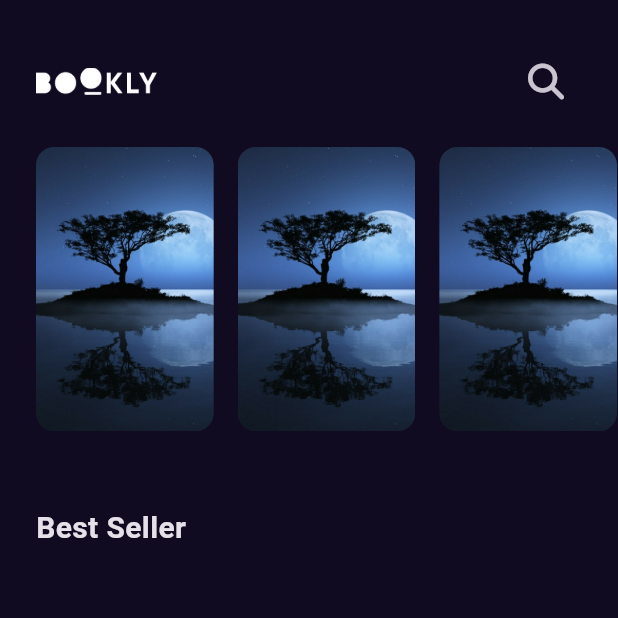
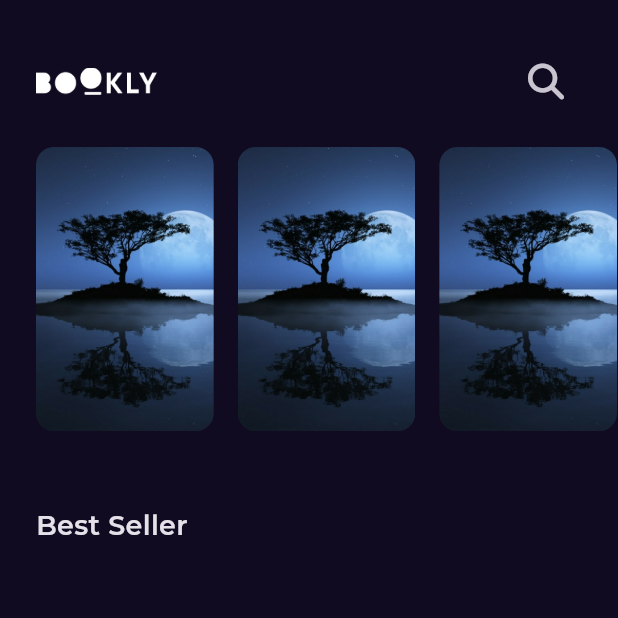
Before and after one commit to kerlos-alrayan/bookly, a Flutter app: the screen it shows after launch, on a phone screen of 412 x 824 dp, the top half of it. Run offline on Flutter 3.47's test engine with Material 3 defaults, Android fonts, the phone set to English and light mode, and no system bars; our stand-ins replace font_awesome_flutter, get, google_fonts.

Commit message:
add font family to our app

```diff
--- a/lib/core/utils/styles.dart
+++ b/lib/core/utils/styles.dart
@@ -6,7 +6,7 @@ abstract class Styles {
     fontWeight: FontWeight.w600,
   );
   static const titleMedium = TextStyle(
-    fontSize: 20,
+    fontSize: 18,
     fontWeight: FontWeight.w600,
   );
   static const titleSmall = TextStyle(
--- a/lib/main.dart
+++ b/lib/main.dart
@@ -2,6 +2,7 @@ import 'package:bookly/constans.dart';
 import 'package:bookly/features/home/data/presentation/views/home_view.dart';
 import 'package:flutter/material.dart';
 import 'package:get/get.dart';
+import 'package:google_fonts/google_fonts.dart';
 
 void main() {
   runApp(const Bookly());
@@ -17,6 +18,7 @@ class Bookly extends StatelessWidget {
       title: 'Bookly',
       theme: ThemeData.dark().copyWith(
         scaffoldBackgroundColor: kPrimaryColor,
+        textTheme: GoogleFonts.montserratTextTheme(ThemeData.dark().textTheme),
       ),
       home: const HomeView(),
     );
--- a/pubspec.yaml
+++ b/pubspec.yaml
@@ -36,6 +36,7 @@ dependencies:
   cupertino_icons: ^1.0.8
   get: ^4.7.2
   font_awesome_flutter: ^10.8.0
+  google_fonts: ^6.2.1
 
 dev_dependencies:
   flutter_test:
```
Also changed, not shown: pubspec.lock.
